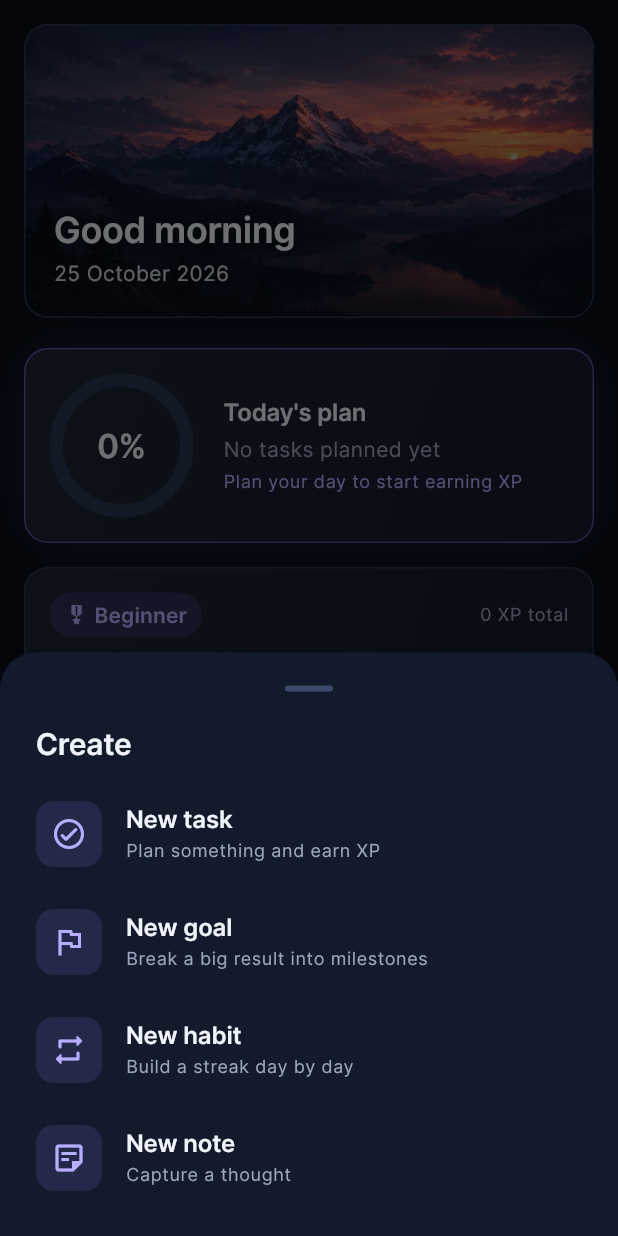
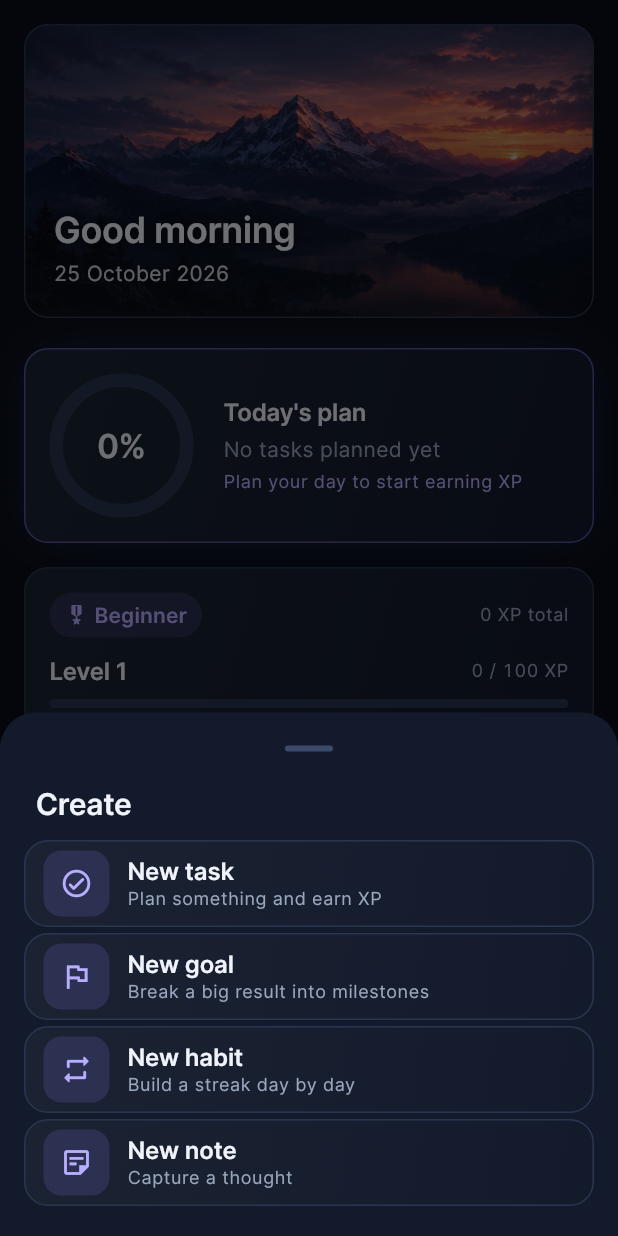
Before and after one commit to Amin-html/ASCEND, a Flutter app: the screen it shows after launch, after a tap on "Get started", after a tap on "Start", on a phone screen of 412 x 824 dp. Run offline on Flutter 3.47's test engine with Material 3 defaults, Android fonts, the light colour scheme and no system bars; our stand-ins replace drift, drift_flutter, file_picker, flutter_local_notifications, flutter_riverpod, go_router and 2 more; missing offline and left inert: cryptography; accounts and stored records are empty; generated files the repository leaves out were written again.

Commit message:
feat(ui): redesign Focus, Level Up, Backup, Notifications, detail screens and create sheet

```diff
--- a/lib/shared/widgets/create_sheet.dart
+++ b/lib/shared/widgets/create_sheet.dart
@@ -2,6 +2,9 @@ import 'package:flutter/material.dart';
 
 import 'package:ascend/core/theme/app_colors.dart';
 import 'package:ascend/core/theme/app_dimens.dart';
+import 'package:ascend/shared/widgets/app_card.dart';
+import 'package:ascend/shared/widgets/fade_slide_in.dart';
+import 'package:ascend/shared/widgets/icon_badge.dart';
 
 enum CreateAction {
   task(
@@ -65,8 +68,15 @@ class _CreateSheet extends StatelessWidget {
               child: Text('Create', style: text.titleLarge),
             ),
             const SizedBox(height: AppSpacing.md),
-            for (final action in CreateAction.values)
-              _CreateTile(action: action),
+            for (var i = 0; i < CreateAction.values.length; i++)
+              Padding(
+                padding: const EdgeInsets.only(bottom: AppSpacing.xs),
+                child: FadeSlideIn(
+                  delay: Duration(milliseconds: 50 * i),
+                  offset: 10,
+                  child: _CreateTile(action: CreateAction.values[i]),
+                ),
+              ),
           ],
         ),
       ),
@@ -83,25 +93,31 @@ class _CreateTile extends StatelessWidget {
   Widget build(BuildContext context) {
     final text = Theme.of(context).textTheme;
 
-    return ListTile(
+    return AppCard(
+      padding: const EdgeInsets.symmetric(
+        horizontal: AppSpacing.md,
+        vertical: 6,
+      ),
       onTap: () => Navigator.of(context).pop(action),
-      contentPadding: const EdgeInsets.symmetric(horizontal: AppSpacing.sm),
-      shape: RoundedRectangleBorder(
-        borderRadius: BorderRadius.circular(AppRadius.control),
-      ),
-      leading: Container(
-        width: 44,
-        height: 44,
-        decoration: BoxDecoration(
-          color: AppColors.primary.withValues(alpha: 0.15),
-          borderRadius: BorderRadius.circular(AppRadius.control),
-        ),
-        child: Icon(action.icon, color: AppColors.primaryLight),
-      ),
-      title: Text(action.title, style: text.titleMedium),
-      subtitle: Text(
-        action.subtitle,
-        style: text.bodySmall?.copyWith(color: AppColors.textSecondary),
+      child: Row(
+        children: [
+          IconBadge(icon: action.icon),
+          const SizedBox(width: AppSpacing.md),
+          Expanded(
+            child: Column(
+              crossAxisAlignment: CrossAxisAlignment.start,
+              children: [
+                Text(action.title, style: text.titleMedium),
+                Text(
+                  action.subtitle,
+                  style: text.bodySmall?.copyWith(
+                    color: AppColors.textSecondary,
+                  ),
+                ),
+              ],
+            ),
+          ),
+        ],
       ),
     );
   }
```
Also changed, not shown: lib/features/goals/presentation/goal_detail_screen.dart (+20 -12 lines), lib/features/tasks/presentation/task_detail_screen.dart (+11 -2 lines).
